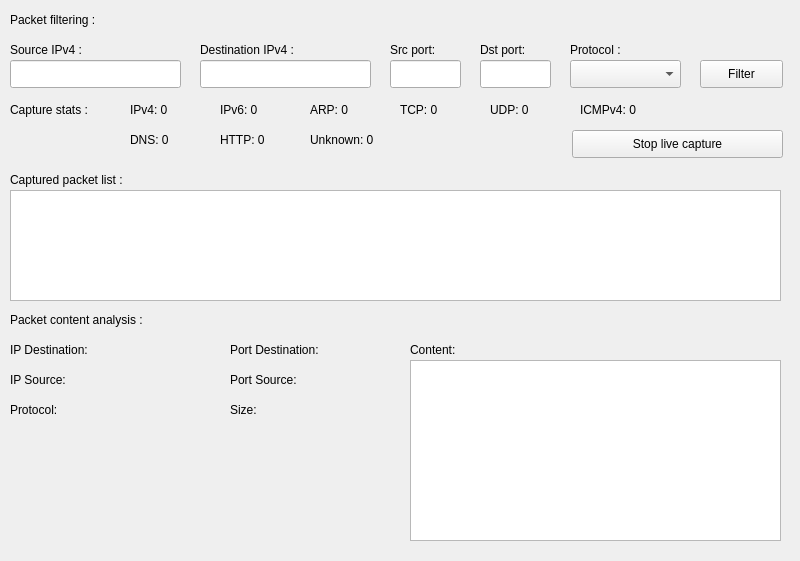
Qt form capture.ui (ES-Six/LittleShark) before a commit.
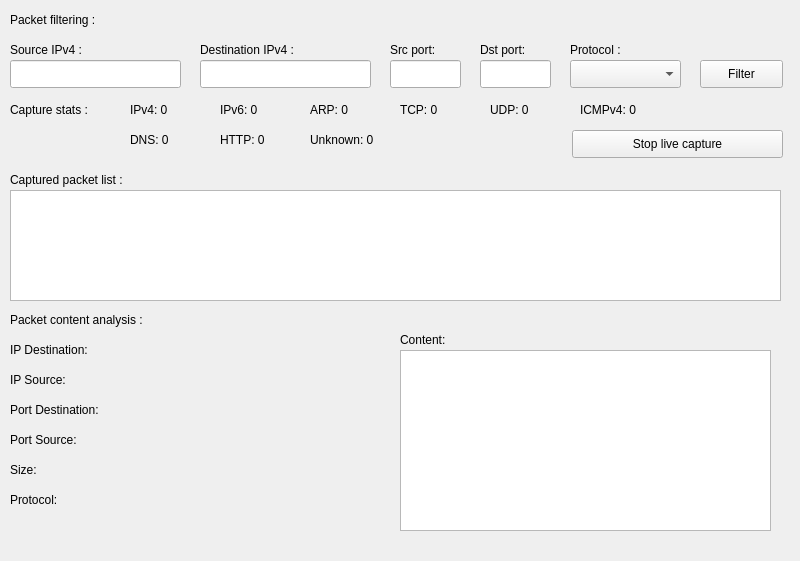
The same form after that commit.

Commit message: Fixed ipv6 dump

What changed in the file:
```diff
--- a/capture.ui
+++ b/capture.ui
@@ -169,8 +169,8 @@
   <widget class="QPlainTextEdit" name="packetContentAnalysisRaw">
    <property name="geometry">
     <rect>
-     <x>410</x>
-     <y>360</y>
+     <x>400</x>
+     <y>350</y>
      <width>371</width>
      <height>181</height>
     </rect>
@@ -363,7 +363,7 @@
     <rect>
      <x>10</x>
      <y>340</y>
-     <width>201</width>
+     <width>381</width>
      <height>20</height>
     </rect>
    </property>
@@ -376,7 +376,7 @@
     <rect>
      <x>10</x>
      <y>370</y>
-     <width>211</width>
+     <width>381</width>
      <height>20</height>
     </rect>
    </property>
@@ -387,8 +387,8 @@
   <widget class="QLabel" name="packetPortDestination">
    <property name="geometry">
     <rect>
-     <x>230</x>
-     <y>340</y>
+     <x>10</x>
+     <y>400</y>
      <width>161</width>
      <height>20</height>
     </rect>
@@ -400,8 +400,8 @@
   <widget class="QLabel" name="packetPortSource">
    <property name="geometry">
     <rect>
-     <x>230</x>
-     <y>370</y>
+     <x>10</x>
+     <y>430</y>
      <width>161</width>
      <height>20</height>
     </rect>
@@ -413,8 +413,8 @@
   <widget class="QLabel" name="label_11">
    <property name="geometry">
     <rect>
-     <x>410</x>
-     <y>340</y>
+     <x>400</x>
+     <y>330</y>
      <width>62</width>
      <height>20</height>
     </rect>
@@ -427,7 +427,7 @@
    <property name="geometry">
     <rect>
      <x>10</x>
-     <y>400</y>
+     <y>490</y>
      <width>211</width>
      <height>20</height>
     </rect>
@@ -439,8 +439,8 @@
   <widget class="QLabel" name="packetSize">
    <property name="geometry">
     <rect>
-     <x>230</x>
-     <y>400</y>
+     <x>10</x>
+     <y>460</y>
      <width>151</width>
      <height>20</height>
     </rect>
```
The commit also changes 1 other file.
